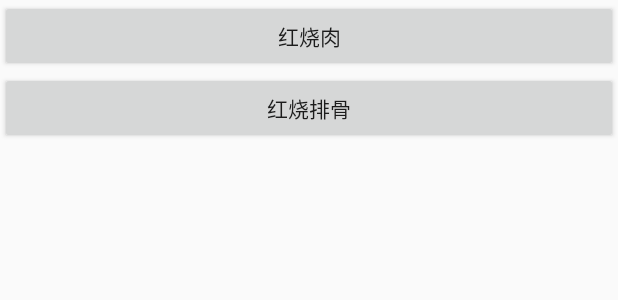
After one commit to luck-xiang/design, an Android app: the layout activity_factory.xml on its own in the app's theme, with its tools: preview values and no code run, on a phone screen of 412 x 824 dp. The commit adds this screen. Shown: the top 300 px of the screen. Run offline under Robolectric (Android 15) with nearby library versions, the phone set to English and light mode, and no system bars.

Commit message:
新建工厂模式

```diff
--- a/app/src/main/java/com/kxiang/design/observer/ObserverActivity.java
+++ b/app/src/main/java/com/kxiang/design/observer/ObserverActivity.java
@@ -47,7 +47,6 @@ public class ObserverActivity extends Activity implements View.OnClickListener {
 //                BilibiliAnimeObservable.getStartObservable().publishTheNews("今天多云");
                 break;
 
-
         }
 
     }
--- /dev/null
+++ b/app/src/main/res/layout/activity_factory.xml
@@ -0,0 +1,24 @@
+<?xml version="1.0" encoding="utf-8"?>
+<LinearLayout xmlns:android="http://schemas.android.com/apk/res/android"
+    android:layout_width="match_parent"
+    android:layout_height="match_parent"
+    android:orientation="vertical">
+
+    <Button
+        android:layout_width="match_parent"
+        android:layout_height="wrap_content"
+        android:onClick="HongshaoRou"
+        android:text="红烧肉" />
+
+    <Button
+        android:layout_width="match_parent"
+        android:layout_height="wrap_content"
+        android:onClick="HongshaoPaigu"
+        android:text="红烧排骨" />
+
+    <TextView
+        android:id="@+id/tvDishes"
+        android:layout_width="match_parent"
+        android:layout_height="match_parent" />
+
+</LinearLayout>
--- /dev/null
+++ b/app/src/main/res/layout/activity_proxy.xml
@@ -0,0 +1,6 @@
+<?xml version="1.0" encoding="utf-8"?>
+<LinearLayout xmlns:android="http://schemas.android.com/apk/res/android"
+    android:layout_width="match_parent"
+    android:layout_height="match_parent">
+
+</LinearLayout>
```
Also changed, not shown: app/src/main/AndroidManifest.xml (+10 -7 lines), app/src/main/java/com/kxiang/design/MainActivity.java (+5 -2 lines), app/src/main/java/com/kxiang/design/factory/CookingFactory.java (added, +28 -0 lines), app/src/main/java/com/kxiang/design/factory/DishesFunction.java (added, +25 -0 lines), app/src/main/java/com/kxiang/design/factory/DishesHongShaorou.java (added, +30 -0 lines), app/src/main/java/com/kxiang/design/factory/DishesHongshaoPaigu.java (added, +30 -0 lines), app/src/main/java/com/kxiang/design/factory/FactoryActivity.java (added, +38 -0 lines), app/src/main/java/com/kxiang/design/proxy/HuweiPhone.java (added, +23 -0 lines), app/src/main/java/com/kxiang/design/proxy/IPhoneFunctionDao.java (added, +15 -0 lines), app/src/main/java/com/kxiang/design/proxy/PhoneProxy.java (added, +29 -0 lines), app/src/main/java/com/kxiang/design/proxy/PhoneProxyFactory.java (added, +43 -0 lines), app/src/main/java/com/kxiang/design/proxy/ProxyActivity.java (added, +36 -0 lines), app/src/main/java/com/kxiang/design/proxy/XiaoMiPhone.java (added, +23 -0 lines), app/src/main/java/com/kxiang/design/singleton/SingletonHunger.java (added, +18 -0 lines), 1 more files.
